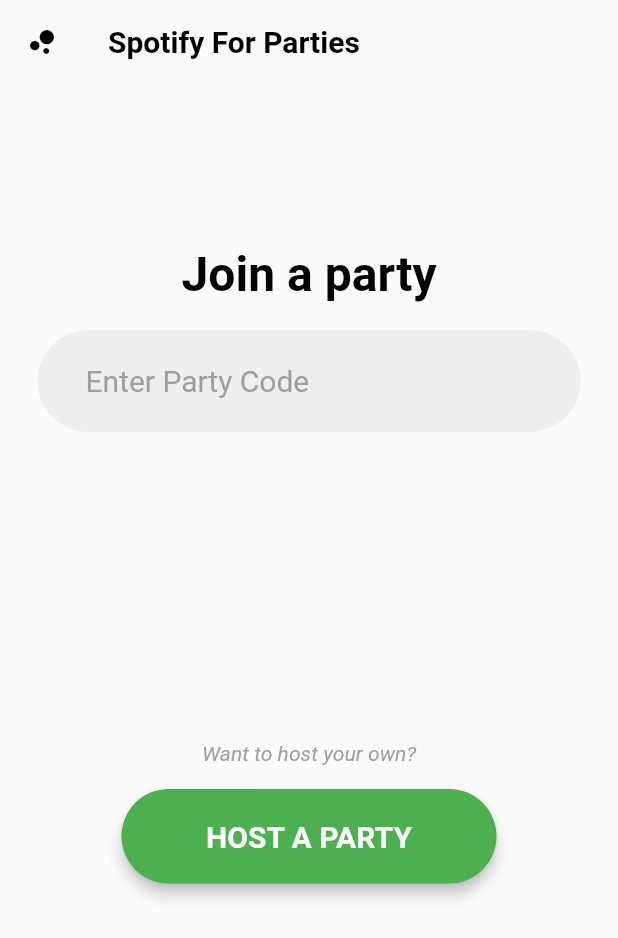
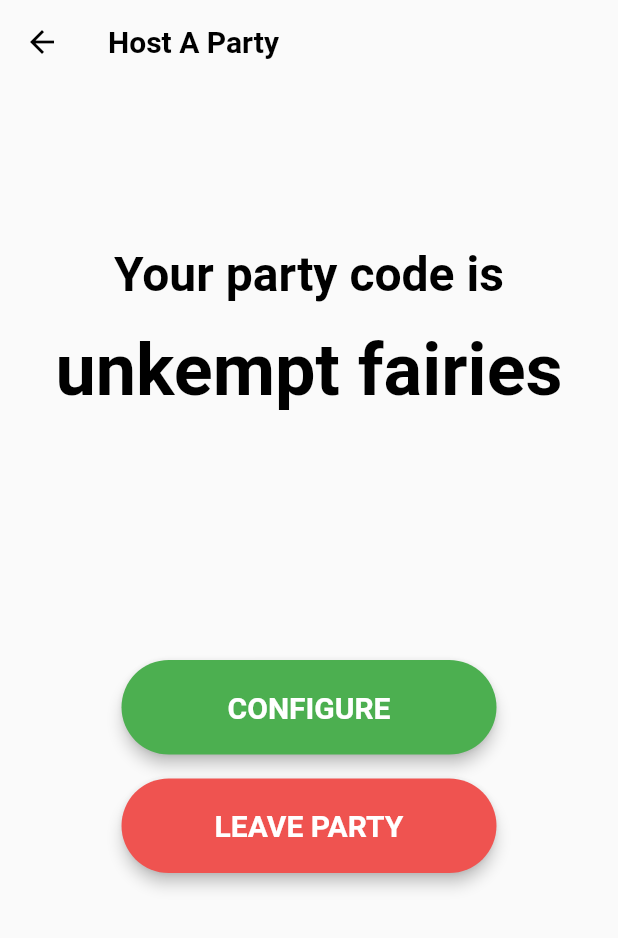
Before and after one commit to qjack001/Party-Queue-App, a Flutter app: the screen it shows after launch, after a tap on "HOST A PARTY", on a phone screen of 412 x 824 dp. Shown: the top 938 px of the screen. Run offline on Flutter 3.47's test engine with Material 2 defaults, Android fonts, the phone set to English and light mode, and no system bars.

Commit message:
Created HostPage
Added the page for the host when creating a party

```diff
--- a/party_queue/lib/homePage.dart
+++ b/party_queue/lib/homePage.dart
@@ -1,6 +1,7 @@
 import 'package:flutter/material.dart';
 import 'partyCode.dart';
 import 'uiElements.dart';
+import 'hostPage.dart';
 
 ///
 /// Home page for app
@@ -89,7 +90,6 @@ class HomePageState extends State<HomePage>
 								"Want to host your own?",
 								style: new TextStyle
 								(
-									fontStyle: FontStyle.italic,
 									color: Colors.grey,
 								)
 							),
@@ -101,7 +101,11 @@ class HomePageState extends State<HomePage>
 						text: "HOST A PARTY",
 						onPressed: ()
 						{
-							//TODO: goto host page
+							Navigator.push
+							(
+								context,
+								new MaterialPageRoute(builder: (context) => new HostPage())
+							);
 						}
 					),
 
--- /dev/null
+++ b/party_queue/lib/hostPage.dart
@@ -0,0 +1,80 @@
+import 'package:flutter/material.dart';
+import 'partyCode.dart';
+import 'uiElements.dart';
+
+///
+/// The page for hosting a party
+///
+/// @title HostPage
+/// @author Jack Guinane
+/// @company Wolfhaus
+/// @date 2018-05-19
+///
+
+/// Stateful Widget that calls the HostPageState
+class HostPage extends StatefulWidget
+{
+	HostPage({Key key, this.title}) : super(key: key);
+	final String title;
+
+	@override
+	HostPageState createState() => new HostPageState();
+}
+
+/// Builds the host page scaffold
+class HostPageState extends State<HostPage>
+{
+	String partyCode;
+
+	@override
+	void initState()
+	{
+		super.initState();
+  		partyCode = PartyCode.getCode(2356); //TODO: get new random number and initiate a party
+	}
+
+	@override
+	Widget build(BuildContext context)
+	{
+		return new Scaffold
+		(
+			appBar: getAppBar(title: "Host A Party",),
+
+			body: new ListView
+			(
+				physics: new ClampingScrollPhysics(),
+				children: <Widget>
+				[
+					new SizedBox(height: 100.0,),
+
+					getTitle(text: "Your party code is"),
+
+					getTitle(text: partyCode, size: 48.0),
+
+					new SizedBox(height: 150.0,), //TODO: shrink on resize
+
+					getButton //configure button
+					(
+						text: "CONFIGURE",
+						onPressed: ()
+						{
+							//TODO: goto configure page
+						}
+					),
+
+					getButton //leave button
+					(
+						text: "LEAVE PARTY",
+						color: Colors.red[400],
+						onPressed: ()
+						{
+							Navigator.pop(context);
+						}
+					),
+
+					new SizedBox(height: 10.0,),
+				],
+			)
+		);
+	}
+}
--- a/party_queue/lib/uiElements.dart
+++ b/party_queue/lib/uiElements.dart
@@ -43,6 +43,9 @@ Widget getButton({text: "", color: Colors.green, Function onPressed})
 {
 	return new Center
 	(
+		child: new Padding
+		(
+			padding: EdgeInsets.all(8.0),
 			child: new RawMaterialButton
 			(
 				constraints: new BoxConstraints(minWidth: 250.0),
@@ -61,6 +64,7 @@ Widget getButton({text: "", color: Colors.green, Function onPressed})
 					),
 					onPressed: onPressed,
 					shape: new RoundedRectangleBorder(borderRadius: new BorderRadius.circular(40.0)),
+			),
 		),
 	);
 }
```
Lines whose indentation alone changed are shown as unchanged.
